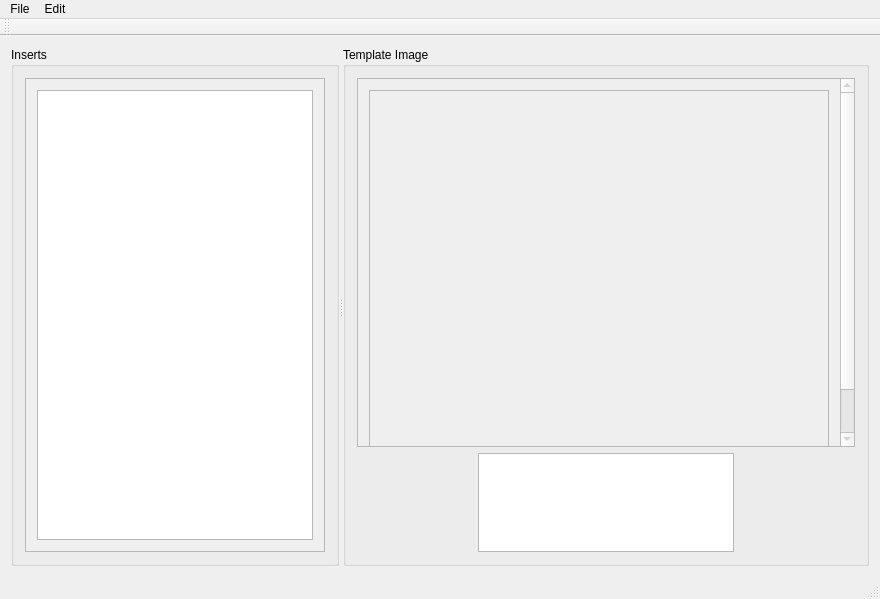
Above: make_image_inserts.ui from kenaaker/make_inserts_Qt before the change. Below: the same form after it.
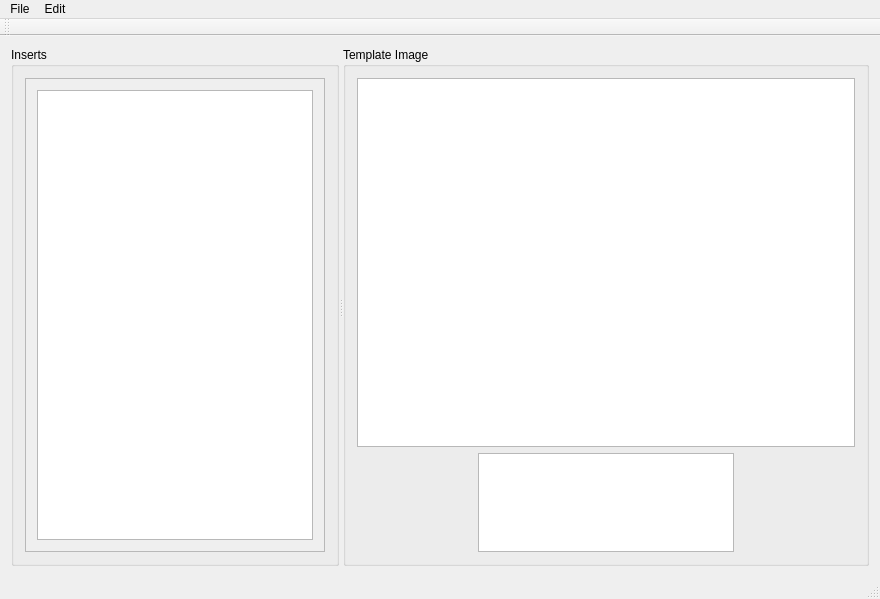
That is the form after the change.

Commit message: Fixed scrolling, added save and save as actions.

The edit to the form file:
```diff
--- a/make_image_inserts.ui
+++ b/make_image_inserts.ui
@@ -182,36 +182,6 @@
        </property>
        <layout class="QVBoxLayout" name="verticalLayout_2">
         <item>
-         <widget class="QScrollArea" name="scrollArea_2">
-          <property name="enabled">
-           <bool>false</bool>
-          </property>
-          <property name="widgetResizable">
-           <bool>true</bool>
-          </property>
-          <widget class="QWidget" name="scrollAreaWidgetContents_4">
-           <property name="geometry">
-            <rect>
-             <x>0</x>
-             <y>0</y>
-             <width>506</width>
-             <height>420</height>
-            </rect>
-           </property>
-           <property name="sizePolicy">
-            <sizepolicy hsizetype="MinimumExpanding" vsizetype="MinimumExpanding">
-             <horstretch>0</horstretch>
-             <verstretch>0</verstretch>
-            </sizepolicy>
-           </property>
-           <property name="minimumSize">
-            <size>
-             <width>425</width>
-             <height>420</height>
-            </size>
-           </property>
-           <layout class="QVBoxLayout" name="verticalLayout_4">
-            <item>
              <widget class="QGraphicsView" name="graphicsView">
               <property name="sizePolicy">
                <sizepolicy hsizetype="MinimumExpanding" vsizetype="MinimumExpanding">
@@ -221,17 +191,13 @@
               </property>
               <property name="minimumSize">
                <size>
-                <width>431</width>
-                <height>421</height>
+            <width>0</width>
+            <height>0</height>
                </size>
               </property>
               <property name="acceptDrops">
                <bool>true</bool>
               </property>
-             </widget>
-            </item>
-           </layout>
-          </widget>
          </widget>
         </item>
         <item>
```
Left out of the diff: 17 changed lines with no effect on the pictures. Lines whose indentation alone changed are shown as unchanged. The commit also changes 2 other files.
